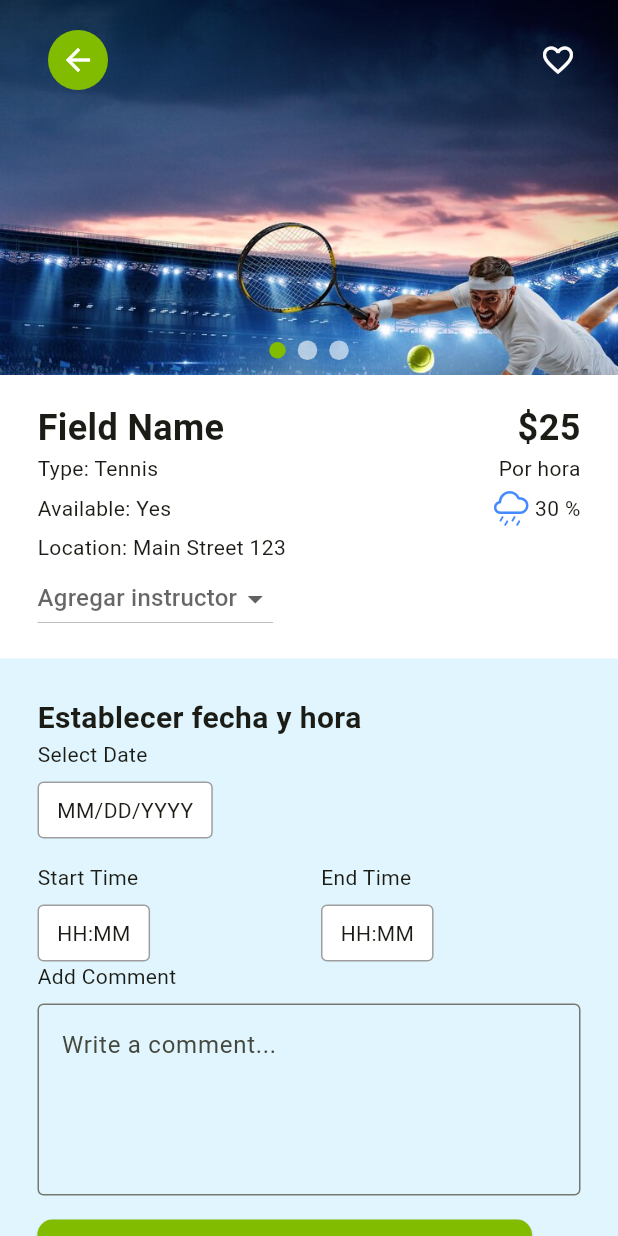
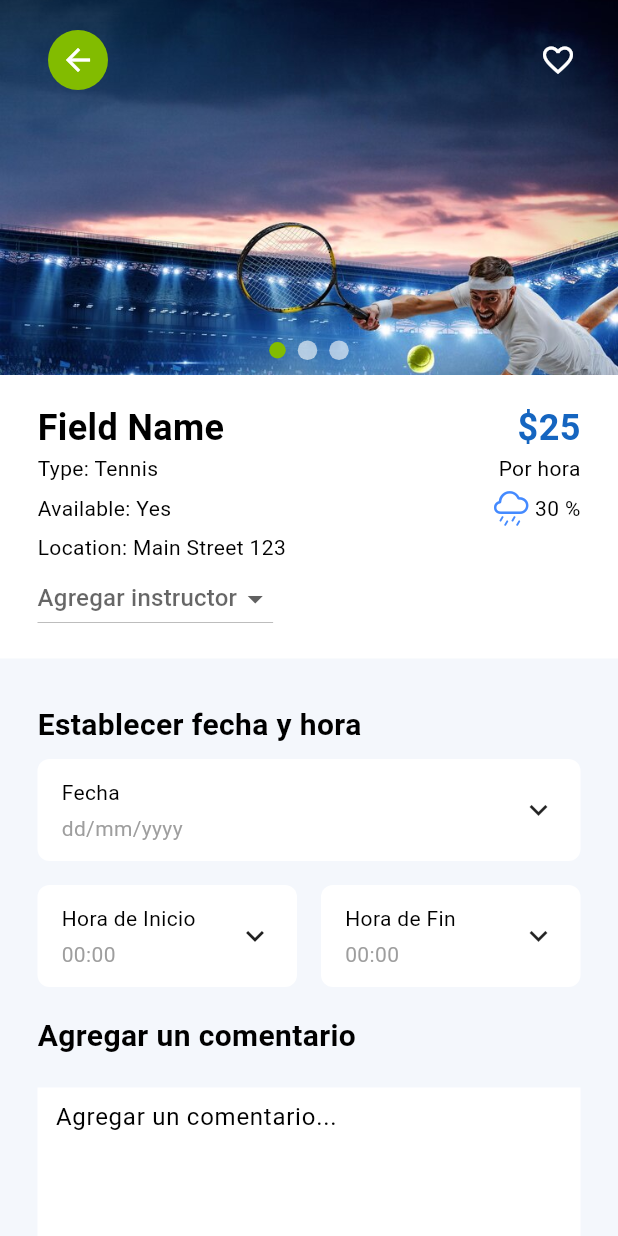
Before and after one commit to frayxyz/tennis_fields_flutter, a Flutter app: the ReservationPage screen opened directly, on a phone screen of 412 x 824 dp. Run offline on Flutter 3.47's test engine with Material 3 defaults, Android fonts, the phone set to English and light mode, and no system bars; our stand-ins replace bloc, equatable, flutter_bloc, sqflite; accounts and stored records are empty.

Commit message:
Mejoras diseño reservationPage

```diff
--- a/lib/main.dart
+++ b/lib/main.dart
@@ -38,9 +38,10 @@ class MyApp extends StatelessWidget {
         theme: ThemeData(
           primaryColor: const Color(0xff82bc00),
           scaffoldBackgroundColor: Colors.white,
-          colorScheme: ColorScheme.fromSeed(seedColor: const Color(0xff82bc00)),
+          colorScheme: ColorScheme.light(
+            primary: Colors.blue.shade800,
+          ),
           useMaterial3: true,
-
         ),
         home: BlocBuilder<AuthenticationBloc, AuthenticationState>(
           builder: (context, state) {
--- a/lib/src/ui/pages/reservation/reservation_page.dart
+++ b/lib/src/ui/pages/reservation/reservation_page.dart
@@ -1,7 +1,10 @@
 import 'package:flutter/material.dart';
 import 'package:tennis_booking/src/ui/pages/widgets/buttons/back_icon_button.dart';
 import 'package:tennis_booking/src/ui/pages/widgets/buttons/custom_button.dart';
-import 'package:tennis_booking/src/ui/pages/widgets/change_of_rain.dart';
+
+import 'widgets/date_selectors/date_dropdown.dart';
+import 'widgets/date_selectors/hour_dropdown.dart';
+import 'widgets/field_details.dart';
 
 class ReservationPage extends StatefulWidget {
   const ReservationPage({super.key});
@@ -22,6 +25,7 @@ class _ReservationPageState extends State<ReservationPage> {
 
   @override
   Widget build(BuildContext context) {
+
     return Scaffold(
       body: SingleChildScrollView(
         child: Column(
@@ -31,148 +35,79 @@ class _ReservationPageState extends State<ReservationPage> {
             const SizedBox(height: 18),
 
             // Details Section
-            Padding(
-              padding: const EdgeInsets.symmetric(horizontal: 25.0),
-              child: Wrap(
-
-                children: [
-                  const Row(
-                    mainAxisAlignment: MainAxisAlignment.spaceBetween,
-                    children: [
-                      Text(
-                        "Field Name",
-                        style: TextStyle(fontSize: 24, fontWeight: FontWeight.bold),
-                      ),
-                      Text(
-                        "\$25",
-                        style: TextStyle(fontSize: 24, fontWeight: FontWeight.bold),
-                      )
-                    ],
-                  ),
-                  const SizedBox(height: 12),
-                  const Row(
-                    mainAxisAlignment: MainAxisAlignment.spaceBetween,
-                    children: [
-                      Text("Type: Tennis"),
-                      Text("Por hora"),
-                    ],
-                  ),
-                  const SizedBox(height: 25),
-                  const Row(
-                    mainAxisAlignment: MainAxisAlignment.spaceBetween,
-                    children: [
-                      Text("Available: Yes"),
-                      ChanceOfRainWidget()
-                    ],
-                  ),
-                  const SizedBox(height: 28),
-
-                  const Text("Location: Main Street 123"),
-                  Container(
-                    margin: EdgeInsets.only(right: MediaQuery.of(context).size.width * 0.4),
-                    child: DropdownButton<String>(
-                      items: const [
-                        DropdownMenuItem(
-                          value: "Option 1",
-                          child: Text("Option 1"),
-                        ),
-                        DropdownMenuItem(
-                          value: "Option 2",
-                          child: Text("Option 2"),
-                        ),
-                      ],
-                      onChanged: (value) {},
-                      hint: const Text("Agregar instructor"),
-                    ),
-                  ),
-                ],
-              ),
-            ),
+            const FieldDetailsInfo(),
 
             const SizedBox(height: 16),
 
             // Date and Time Section
             Container(
               width: double.infinity,
-              color: Colors.lightBlue.shade50,
-              padding: const EdgeInsets.all(25),
+              color: const Color(0xfff4f7fc),
+              padding: const EdgeInsets.symmetric(horizontal: 25, vertical: 30),
               child: Column(
                 crossAxisAlignment: CrossAxisAlignment.start,
                 children: [
-                  const Text("Establecer fecha y hora", style: TextStyle(fontWeight: FontWeight.bold, fontSize: 20)),
-                  const Text("Select Date"),
+                  const Text("Establecer fecha y hora",
+                      style: TextStyle(fontWeight: FontWeight.bold, fontSize: 20)),
+
                   const SizedBox(height: 8),
-                  Container(
-                    padding: const EdgeInsets.symmetric(horizontal: 12, vertical: 8),
-                    decoration: BoxDecoration(
-                      color: Colors.white,
-                      borderRadius: BorderRadius.circular(4),
-                      border: Border.all(color: Colors.grey),
+
+                  DateDropdown(
+                    title: "Fecha",
+                    onDateSelected: (date) {
+                      print("Selected date: $date");
+                    },
                   ),
-                    child: const Text("MM/DD/YYYY"),
-                  ),
-
                   const SizedBox(height: 16),
 
+                  // Selector de hora de inicio
                   Row(
+                    mainAxisAlignment: MainAxisAlignment.spaceEvenly,
                     children: [
                       Expanded(
-                        child: Column(
-                          crossAxisAlignment: CrossAxisAlignment.start,
-                          children: [
-                            const Text("Start Time"),
-                            const SizedBox(height: 8),
-                            Container(
-                              padding: const EdgeInsets.symmetric(horizontal: 12, vertical: 8),
-                              decoration: BoxDecoration(
-                                color: Colors.white,
-                                borderRadius: BorderRadius.circular(4),
-                                border: Border.all(color: Colors.grey),
-                              ),
-                              child: const Text("HH:MM"),
-                            ),
-                          ],
+                        child: HourDropdown(
+                          title: 'Hora de Inicio',
+                          availableHours: ['08:00', '09:00', '10:00', '11:00', '12:00'],
+                          onHourSelected: (hour) {
+                            print('Hora de inicio seleccionada: $hour');
+                          },
                         ),
                       ),
                       const SizedBox(width: 16),
                       Expanded(
-                        child: Column(
-                          crossAxisAlignment: CrossAxisAlignment.start,
-                          children: [
-                            const Text("End Time"),
-                            const SizedBox(height: 8),
-                            Container(
-                              padding: const EdgeInsets.symmetric(horizontal: 12, vertical: 8),
-                              decoration: BoxDecoration(
-                                color: Colors.white,
-                                borderRadius: BorderRadius.circular(4),
-                                border: Border.all(color: Colors.grey),
-                              ),
-                              child: const Text("HH:MM"),
-                            ),
-                          ],
+                        child: HourDropdown(
+                          title: 'Hora de Fin',
+                          availableHours: ['13:00', '14:00', '15:00', '16:00', '17:00'],
+                          onHourSelected: (hour) {
+                            print('Hora de fin seleccionada: $hour');
+                          },
                         ),
                       ),
                     ],
                   ),
-                  Text("Add Comment"),
-                  SizedBox(height: 8),
-                  TextField(
+                  const SizedBox(height: 18),
+                  const Text("Agregar un comentario", style: TextStyle(fontWeight: FontWeight.bold, fontSize: 20)),
+
+                  Container(
+                    margin: const EdgeInsets.only(top: 20, bottom: 35),
+                    color: Colors.white,
+                    padding: const EdgeInsets.symmetric(horizontal: 12),
+                    child: const TextField(
                       maxLines: 4,
                       decoration: InputDecoration(
-                      border: OutlineInputBorder(),
-                      hintText: "Write a comment...",
+                        border: InputBorder.none,
+                        hintText: "Agregar un comentario...",
+                      ),
+                      style: TextStyle(backgroundColor: Colors.white),
                     ),
                   ),
-                  const SizedBox(height: 16),
 
                   // Reserve Button
-                  CustomButton("Reservar", onPressed: (){}),
+                  CustomButton("Reservar", onPressed: () {}),
                 ],
               ),
             ),
 
-            const SizedBox(height: 16),
           ],
         ),
       ),
@@ -215,7 +150,9 @@ class _ReservationPageState extends State<ReservationPage> {
                 width: _currentPage == index ? 11 : 13,
                 height: _currentPage == index ? 11 : 13,
                 decoration: BoxDecoration(
-                        color: _currentPage == index ? Theme.of(context).primaryColor : Colors.white.withOpacity(0.6),
+                  color: _currentPage == index
+                      ? Theme.of(context).primaryColor
+                      : Colors.white.withOpacity(0.6),
                   shape: BoxShape.circle,
                 ),
               );
--- /dev/null
+++ b/lib/src/ui/pages/reservation/widgets/date_selectors/date_dropdown.dart
@@ -0,0 +1,101 @@
+import 'package:flutter/cupertino.dart';
+import 'package:flutter/material.dart';
+import 'package:intl/intl.dart';
+
+class DateDropdown extends StatefulWidget {
+  final String title;
+  final ValueChanged<DateTime?> onDateSelected;
+
+  const DateDropdown({
+    super.key,
+    required this.title,
+    required this.onDateSelected,
+  });
+
+  @override
+  _DateDropdownState createState() => _DateDropdownState();
+}
+
+class _DateDropdownState extends State<DateDropdown> {
+  DateTime? _selectedDate;
+  bool _isDropdownOpen = false;
+
+  void _toggleDropdown() {
+    setState(() {
+      _isDropdownOpen = !_isDropdownOpen;
+    });
+  }
+
+  @override
+  Widget build(BuildContext context) {
+    return Column(
+      crossAxisAlignment: CrossAxisAlignment.stretch,
+      children: [
+        GestureDetector(
+          onTap: _toggleDropdown,
+          child: Container(
+            padding: const EdgeInsets.symmetric(vertical: 12, horizontal: 16),
+            decoration: BoxDecoration(
+              borderRadius: BorderRadius.circular(8),
+              color: Colors.white,
+            ),
+            child: Row(
+              mainAxisAlignment: MainAxisAlignment.spaceBetween,
+              children: [
+                Column(
+                  crossAxisAlignment: CrossAxisAlignment.start,
+                  children: [
+                    Text(widget.title, style: const TextStyle(color: Colors.black)),
+                    const SizedBox(height: 4),
+                    Text(
+                      _selectedDate != null
+                          ? DateFormat("dd/MM/yyyy").format(_selectedDate!)
+                          : "dd/mm/yyyy",
+                      style: TextStyle(
+                          color: _selectedDate != null? Theme.of(context).colorScheme.primary : Colors.grey
+                      ),
+                    ),
+                  ],
+                ),
+                const Icon(Icons.keyboard_arrow_down),
+              ],
+            ),
+          ),
+        ),
+        AnimatedSwitcher(
+          duration: const Duration(milliseconds: 300),
+          child: _isDropdownOpen
+              ? Container(
+            margin: const EdgeInsets.symmetric(horizontal: 1),
+            padding: const EdgeInsets.all(8),
+            decoration: BoxDecoration(
+              color: Colors.white,
+              borderRadius: BorderRadius.circular(8),
+              boxShadow: [
+                BoxShadow(
+                  color: Colors.black.withOpacity(0.15),
+                  spreadRadius: 3,
+                  blurRadius: 8,
+                  offset: const Offset(0, 3),
+                ),
+              ],
+            ),
+            child: CalendarDatePicker(
+              initialDate: _selectedDate ?? DateTime.now(),
+              firstDate: DateTime(2024),
+              lastDate: DateTime(2030),
+              onDateChanged: (date) {
+                setState(() {
+                  _selectedDate = date;
+                  _isDropdownOpen = false;
+                });
+                widget.onDateSelected(date);
+              },
+            ),
+          )
+              : const SizedBox.shrink(),
+        ),
+      ],
+    );
+  }
+}
--- /dev/null
+++ b/lib/src/ui/pages/reservation/widgets/date_selectors/hour_dropdown.dart
@@ -0,0 +1,135 @@
+import 'package:flutter/material.dart';
+
+class HourDropdown extends StatefulWidget {
+  final String title;
+  final List<String> availableHours;
+  final ValueChanged<String?> onHourSelected;
+
+  const HourDropdown({
+    Key? key,
+    required this.title,
+    required this.availableHours,
+    required this.onHourSelected,
+  }) : super(key: key);
+
+  @override
+  _HourDropdownState createState() => _HourDropdownState();
+}
+
+class _HourDropdownState extends State<HourDropdown> {
+  String? _selectedHour;
+  bool _isDropdownOpen = false;
+  final LayerLink _layerLink = LayerLink();
+  late OverlayEntry _overlayEntry;
+
+  void _toggleDropdown() {
+    if (_isDropdownOpen) {
+      _closeDropdown();
+    } else {
+      _openDropdown();
+    }
+  }
+
+  void _openDropdown() {
+    _overlayEntry = _createOverlayEntry();
+    Overlay.of(context)?.insert(_overlayEntry);
+    setState(() {
+      _isDropdownOpen = true;
+    });
+  }
+
+  void _closeDropdown() {
+    _overlayEntry.remove();
+    setState(() {
+      _isDropdownOpen = false;
+    });
+  }
+
+  OverlayEntry _createOverlayEntry() {
+    final RenderBox renderBox = context.findRenderObject() as RenderBox;
+    final position = renderBox.localToGlobal(Offset.zero);
+
+    return OverlayEntry(
+      builder: (context) {
+        return Positioned(
+          left: position.dx,
+          top: position.dy + renderBox.size.height,
+          width: renderBox.size.width,
+          child: Material(
+            color: Colors.transparent,
+            child: CompositedTransformFollower(
+              link: _layerLink,
+              offset: const Offset(0, 72),
+              child: Container(
+                padding: const EdgeInsets.all(8),
+                decoration: BoxDecoration(
+                  color: Colors.white,
+                  borderRadius: BorderRadius.circular(8),
+                  boxShadow: [
+                    BoxShadow(
+                      color: Colors.black.withOpacity(0.15),
+                      spreadRadius: 3,
+                      blurRadius: 8,
+                      offset: const Offset(0, 3),
+                    ),
+                  ],
+                ),
+                child: Column(
+                  mainAxisSize: MainAxisSize.min,
+                  children: widget.availableHours.map((hour) {
+                    return ListTile(
+                      title: Text(hour),
+                      onTap: () {
+                        setState(() {
+                          _selectedHour = hour;
+                        });
+                        widget.onHourSelected(hour);
+                        _closeDropdown();
+                      },
+                    );
+                  }).toList(),
+                ),
+              ),
+            ),
+          ),
+        );
+      },
+    );
+  }
+
+  @override
+  Widget build(BuildContext context) {
+    return CompositedTransformTarget(
+      link: _layerLink,
+      child: GestureDetector(
+        onTap: _toggleDropdown,
+        child: Container(
+          padding: const EdgeInsets.symmetric(vertical: 12, horizontal: 16),
+          decoration: BoxDecoration(
+            borderRadius: BorderRadius.circular(8),
+            color: Colors.white,
+          ),
+          child: Row(
+            mainAxisAlignment: MainAxisAlignment.spaceBetween,
+            children: [
+              Column(
+                crossAxisAlignment: CrossAxisAlignment.start,
+                children: [
+                  Text(widget.title, style: const TextStyle(color: Colors.black)),
+                  const SizedBox(height: 4),
+                  Text(
+                    _selectedHour ?? "00:00",
+                    style: TextStyle(
+                        color: _selectedHour != null? Theme.of(context).colorScheme.primary : Colors.grey
+                    ),
+                  ),
+                ],
+              ),
+              const Icon(Icons.keyboard_arrow_down),
+            ],
+          ),
+        ),
+      ),
+    );
+  }
+}
--- /dev/null
+++ b/lib/src/ui/pages/reservation/widgets/field_details.dart
@@ -0,0 +1,72 @@
+import 'package:flutter/material.dart';
+
+import '../../widgets/change_of_rain.dart';
+
+class FieldDetailsInfo extends StatelessWidget {
+  const FieldDetailsInfo({
+    super.key,
+  });
+
+  @override
+  Widget build(BuildContext context) {
+    return Container(
+      color: Colors.white,
+      padding: const EdgeInsets.symmetric(horizontal: 25.0),
+      child: Wrap(
+        children: [
+          Row(
+            mainAxisAlignment: MainAxisAlignment.spaceBetween,
+            children: [
+              const Text(
+                "Field Name",
+                style: TextStyle(fontSize: 24, fontWeight: FontWeight.bold),
+              ),
+              Text(
+                "\$25",
+                style: TextStyle(fontSize: 24,
+                    color: Theme.of(context).colorScheme.primary,
+                    fontWeight: FontWeight.bold),
+              )
+            ],
+          ),
+          const SizedBox(height: 12),
+          const Row(
+            mainAxisAlignment: MainAxisAlignment.spaceBetween,
+            children: [
+              Text("Type: Tennis"),
+              Text("Por hora"),
+            ],
+          ),
+          const SizedBox(height: 25),
+          const Row(
+            mainAxisAlignment: MainAxisAlignment.spaceBetween,
+            children: [
+              Text("Available: Yes"),
+              ChanceOfRainWidget()
+            ],
+          ),
+          const SizedBox(height: 28),
+
+          const Text("Location: Main Street 123"),
+          Container(
+            margin: EdgeInsets.only(right: MediaQuery.of(context).size.width * 0.4),
+            child: DropdownButton<String>(
+              items: const [
+                DropdownMenuItem(
+                  value: "Option 1",
+                  child: Text("Option 1"),
+                ),
+                DropdownMenuItem(
+                  value: "Option 2",
+                  child: Text("Option 2"),
+                ),
+              ],
+              onChanged: (value) {},
+              hint: const Text("Agregar instructor"),
+            ),
+          ),
+        ],
+      ),
+    );
+  }
+}
--- a/lib/src/ui/pages/welcome/welcome_page.dart
+++ b/lib/src/ui/pages/welcome/welcome_page.dart
@@ -61,8 +61,8 @@ class _WelcomePageState extends State<WelcomePage> {
 
   Widget buildWelcomeButtons(BuildContext context) {
     return Container(
-      margin: EdgeInsets.symmetric(
-          horizontal: MediaQuery.of(context).size.width * 0.1),
+      width: MediaQuery.of(context).size.width,
+      padding: const EdgeInsets.symmetric(horizontal: 30),
       child: Column(
         mainAxisAlignment: MainAxisAlignment.center,
         children: [
--- a/lib/src/ui/pages/widgets/buttons/custom_button.dart
+++ b/lib/src/ui/pages/widgets/buttons/custom_button.dart
@@ -23,8 +23,8 @@ class CustomButton extends StatelessWidget {
         padding: EdgeInsets.symmetric(vertical: isCardButton?6 : 14),
         backgroundColor: color?? Theme.of(context).primaryColor,
         foregroundColor: Colors.white,
-        shape: RoundedRectangleBorder(borderRadius: BorderRadius.circular(10)),
-        minimumSize: Size(MediaQuery.of(context).size.width * 0.8, 20),
+        shape: RoundedRectangleBorder(borderRadius: BorderRadius.circular(8)),
+        minimumSize: Size(MediaQuery.of(context).size.width, 20),
       ),
       child: Text(text, style: TextStyle(fontWeight: FontWeight.bold, fontSize: isCardButton? 14 : 18)),
     );
--- a/pubspec.yaml
+++ b/pubspec.yaml
@@ -36,6 +36,7 @@ dependencies:
   sqflite: ^2.3.3+1
   equatable: ^2.0.5
   path_provider: ^2.1.4
+  intl: ^0.19.0
 
 dev_dependencies:
   flutter_test:
```
Also changed, not shown: lib/src/ui/pages/login/login_page.dart (+9 -6 lines), pubspec.lock. Lines whose indentation alone changed are shown as unchanged.
